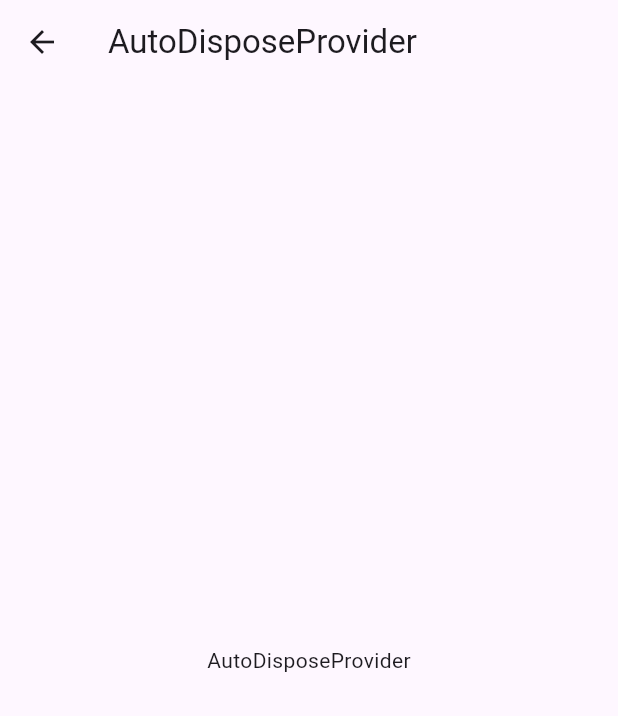
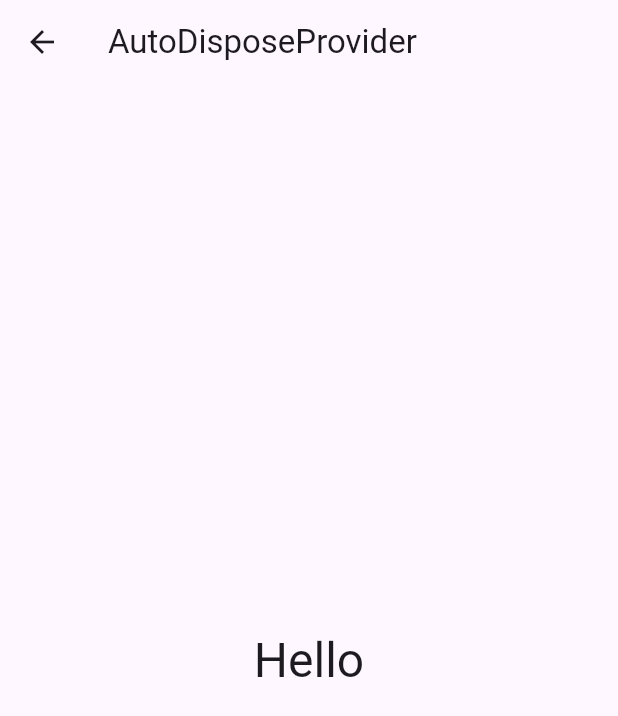
Before and after one commit to jsmile/riverpod_provider, a Flutter app: the AutoDisposePage screen opened directly, on a phone screen of 412 x 824 dp. Shown: the top 716 px of the screen. Run offline on Flutter 3.47's test engine with Material 3 defaults, Android fonts, the phone set to English and light mode, and no system bars; our stand-ins replace flutter_riverpod.

Commit message:
riverpod Provider.autoDispose()

```diff
--- a/lib/src/pages/auto_dispose/auto_dispose_page.dart
+++ b/lib/src/pages/auto_dispose/auto_dispose_page.dart
@@ -1,16 +1,24 @@
 import 'package:flutter/material.dart';
+import 'package:flutter_riverpod/flutter_riverpod.dart';
 
-class AutoDisposePage extends StatelessWidget {
+import 'auto_dispose_provider.dart';
+
+class AutoDisposePage extends ConsumerWidget {
   const AutoDisposePage({super.key});
 
   @override
-  Widget build(BuildContext context) {
+  Widget build(BuildContext context, WidgetRef ref) {
+    final hello = ref.watch(autoDisposeHelloProvider);
+
     return Scaffold(
       appBar: AppBar(
         title: const Text('AutoDisposeProvider'),
       ),
-      body: const Center(
-        child: Text('AutoDisposeProvider'),
+      body: Center(
+        child: Text(
+          '$hello',
+          style: Theme.of(context).textTheme.headlineLarge,
+        ),
       ),
     );
   }
--- a/lib/src/pages/auto_dispose/auto_dispose_provider.dart
+++ b/lib/src/pages/auto_dispose/auto_dispose_provider.dart
@@ -0,0 +1,21 @@
+import 'package:flutter_riverpod/flutter_riverpod.dart';
+
+/// provider 를 global variable 로 선언
+final autoDisposeHelloProvider =
+    Provider.autoDispose<String>((ProviderRef ref) {
+  print('[autoDisposHelloProvider] created');
+
+  ref.onDispose(() {
+    print('[autoDisposeHelloProvider] disposed');
+  });
+  return 'Hello';
+});
+
+final autoDisposeWoldProvider = Provider.autoDispose<String>((ProviderRef ref) {
+  print('[autoDisposWorldProvider] created');
+
+  ref.onDispose(() {
+    print('[autoDisposeWorldProvider] disposed');
+  });
+  return 'World';
+});
```
